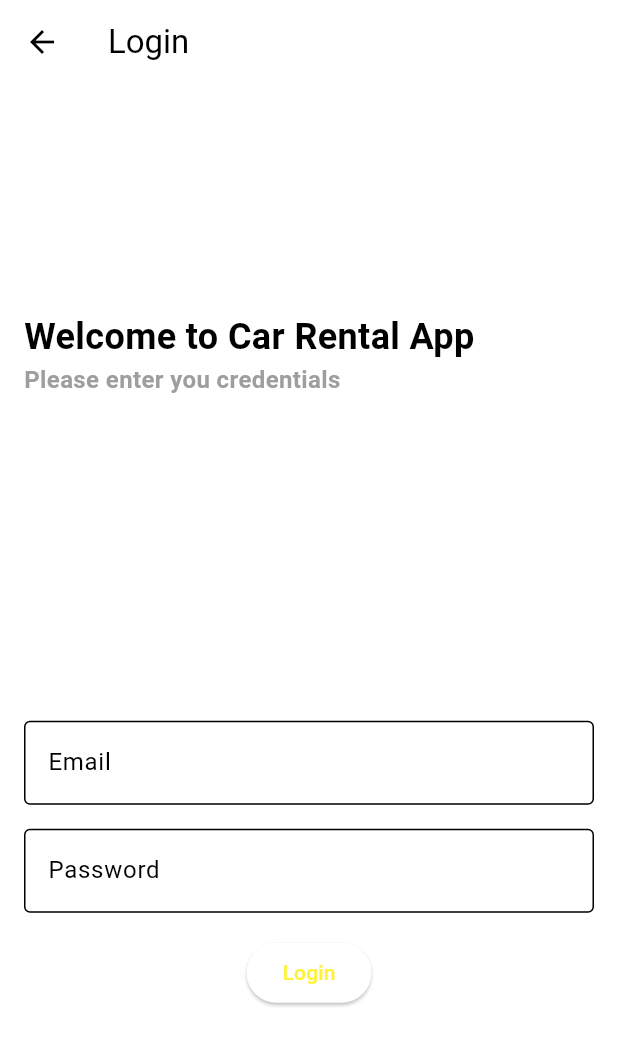
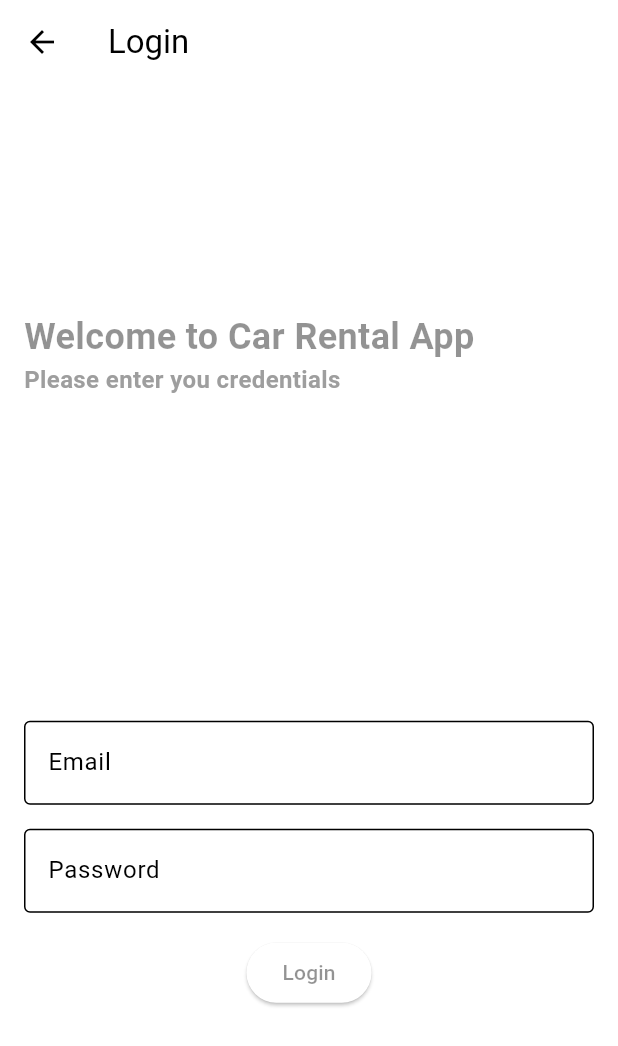
Before and after one commit to Khayattt/car_rental_app, a Flutter app: the LoginPage screen opened directly, on a phone screen of 412 x 824 dp. Shown: the top 1046 px of the screen. Run offline on Flutter 3.47's test engine with Material 3 defaults, Android fonts, the phone set to English and light mode, and no system bars; our stand-ins replace carousel_slider, cloud_firestore, firebase_auth, firebase_core, google_nav_bar, smooth_page_indicator; accounts and stored records are empty; network calls fail.

```diff
--- a/lib/views/ColorSchema.dart
+++ b/lib/views/ColorSchema.dart
@@ -1,4 +1,3 @@
-// color_schemes.dart
 import 'package:flutter/material.dart';
 
 class AppColors {
@@ -15,14 +14,20 @@ class AppColors {
 
 // Define ThemeData for light and dark themes
 ThemeData lightTheme = ThemeData(
-  primaryColor: Color.fromARGB(255, 199, 196, 196),
+  primaryColor: AppColors.lightPrimary,
   secondaryHeaderColor: AppColors.lightSecondary,
   colorScheme: ColorScheme.light(
-    primary: Color.fromARGB(255, 255, 242, 57),
-    secondary: AppColors.lightSecondary,
-    tertiary: const Color.fromARGB(255, 228, 228, 228),
+    primary: AppColors.lightSecondary,
+    secondary: AppColors.lightTertiary,
+    tertiary: AppColors.lightTertiary,
   ),
-  // Add other theme properties as needed
+  textTheme: TextTheme(
+    bodyText1: TextStyle(color: AppColors.lightSecondary),
+    bodyText2: TextStyle(color: AppColors.lightSecondary),
+    headline1: TextStyle(fontSize: 24, fontWeight: FontWeight.bold, color: AppColors.lightSecondary),
+    headline2: TextStyle(fontSize: 20, fontWeight: FontWeight.bold, color: AppColors.lightSecondary),
+    caption: TextStyle(color: AppColors.lightTertiary),
+  ),
 );
 
 ThemeData darkTheme = ThemeData(
@@ -30,8 +35,14 @@ ThemeData darkTheme = ThemeData(
   secondaryHeaderColor: AppColors.darkSecondary,
   colorScheme: ColorScheme.dark(
     primary: AppColors.darkPrimary,
-    secondary: const Color.fromARGB(255, 46, 47, 47),
-    tertiary: Color.fromARGB(255, 218, 207, 58),
+    secondary: AppColors.darkSecondary,
+    tertiary: AppColors.darkTertiary,
   ),
-  // Add other theme properties as needed
+  textTheme: TextTheme(
+    bodyText1: TextStyle(color: AppColors.darkTertiary),
+    bodyText2: TextStyle(color: AppColors.darkTertiary),
+    headline1: TextStyle(fontSize: 24, fontWeight: FontWeight.bold, color: AppColors.darkTertiary),
+    headline2: TextStyle(fontSize: 20, fontWeight: FontWeight.bold, color: AppColors.darkTertiary),
+    caption: TextStyle(color: AppColors.darkSecondary),
+  ),
 );
```
Also changed, not shown: lib/views/Home.dart (+22 -13 lines).
